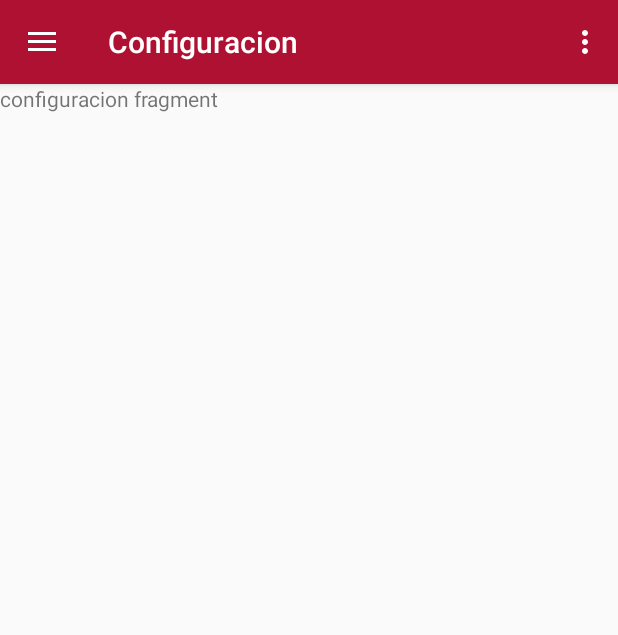
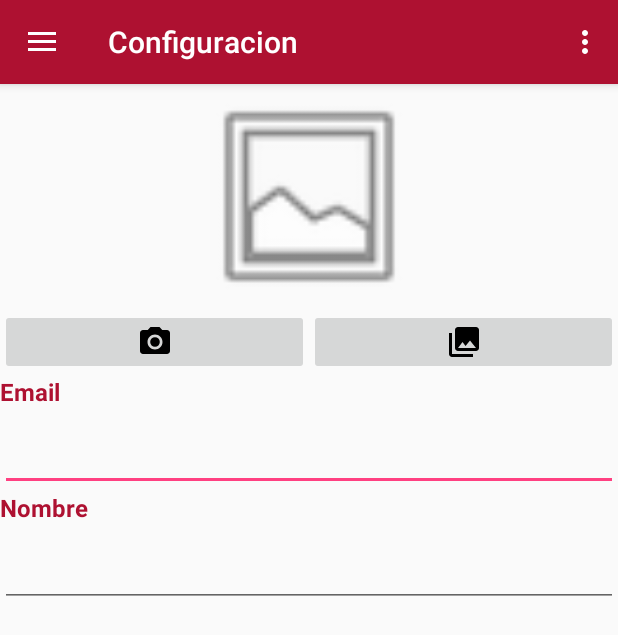
Before and after one commit to UTN-FRBA-Mobile/UTNApp, an Android app: the screen it shows after launch once a user with an empty profile is signed in (MainActivity), in the side drawer, after a tap on "Configuración", on a phone screen of 412 x 824 dp. Shown: the top 635 px of the screen. Run offline under Robolectric (Android 15) with nearby library versions, the phone set to English and light mode, and no system bars; our stand-ins replace Firebase (no records; nobody signed in at launch, a user with empty details on screens opened directly); 2 statements that could not run were skipped.

Commit message:
Modifico layout de página de presentación

```diff
--- a/app/src/main/java/mobile20171c/utnapp/ConfiguracionFragment.java
+++ b/app/src/main/java/mobile20171c/utnapp/ConfiguracionFragment.java
@@ -1,16 +1,26 @@
+
 package mobile20171c.utnapp;
 
+import android.content.pm.PackageManager;
 import android.os.Bundle;
+import android.support.annotation.Nullable;
+import android.support.design.widget.NavigationView;
+import android.support.v4.app.ActivityCompat;
 import android.support.v4.app.Fragment;
+import android.support.v4.content.ContextCompat;
 import android.view.LayoutInflater;
 import android.view.View;
 import android.view.ViewGroup;
+import android.widget.EditText;
+import android.widget.TextView;
+import android.widget.Toast;
 
+import com.google.firebase.auth.FirebaseAuth;
+import com.google.firebase.auth.FirebaseUser;
 
-/**
- * A simple {@link Fragment} subclass.
- */
 public class ConfiguracionFragment extends Fragment {
+
+    private FirebaseAuth mAuth;
 
     public ConfiguracionFragment() {
         // Required empty public constructor
@@ -27,4 +37,23 @@ public class ConfiguracionFragment extends Fragment {
         return inflater.inflate(R.layout.fragment_configuracion, container, false);
     }
 
+    @Override
+    public void onCreate(@Nullable Bundle savedInstanceState) {
+        super.onCreate(savedInstanceState);
+
+        mAuth = FirebaseAuth.getInstance();
+    }
+
+    @Override
+    public void onViewCreated(View view, @Nullable Bundle savedInstanceState) {
+        super.onViewCreated(view, savedInstanceState);
+        FirebaseUser user = mAuth.getCurrentUser();
+
+        EditText etEmail = (EditText)view.findViewById(R.id.editTextEmail);
+        EditText etNombre = (EditText)view.findViewById(R.id.editTextNombre);
+
+        etEmail.setText(user.getEmail());
+        etNombre.setText(user.getDisplayName());
+    }
+
 }
--- a/app/src/main/res/layout/fragment_configuracion.xml
+++ b/app/src/main/res/layout/fragment_configuracion.xml
@@ -1,13 +1,65 @@
-<FrameLayout xmlns:android="http://schemas.android.com/apk/res/android"
+<ScrollView xmlns:android="http://schemas.android.com/apk/res/android"
+    xmlns:app="http://schemas.android.com/apk/res-auto"
     xmlns:tools="http://schemas.android.com/tools"
     android:layout_width="match_parent"
     android:layout_height="match_parent"
+    android:layout_weight="1"
     tools:context="mobile20171c.utnapp.ConfiguracionFragment">
 
-    <!-- TODO: Update blank fragment layout -->
-    <TextView
+    <LinearLayout
         android:layout_width="match_parent"
         android:layout_height="match_parent"
-        android:text="@string/hello_configuracion_fragment" />
+        android:orientation="vertical">
 
-</FrameLayout>
+    <ImageView
+        android:id="@+id/imageView3"
+        android:layout_width="match_parent"
+        android:layout_height="150dp"
+        app:srcCompat="@android:drawable/ic_menu_gallery" />
+
+
+
+        <LinearLayout
+            android:layout_width="match_parent"
+            android:orientation="horizontal"
+            android:layout_height="wrap_content"
+            android:layout_weight="1">
+
+            <ImageButton
+                android:id="@+id/btnCamara"
+                android:layout_width="match_parent"
+                android:layout_height="wrap_content"
+                android:layout_weight="0.5"
+                app:srcCompat="@drawable/ic_menu_camera" />
+
+            <ImageButton
+                android:id="@+id/imageButton3"
+                android:layout_width="match_parent"
+                android:layout_height="wrap_content"
+                android:layout_weight="0.5"
+                app:srcCompat="@drawable/ic_menu_gallery" />
+        </LinearLayout>
+
+        <TextView
+        android:layout_width="match_parent"
+        android:layout_height="wrap_content"
+        android:text="@string/emailUsuario"
+        style="@style/AppThemeFormLabel"/>
+
+    <EditText
+        android:id="@+id/editTextEmail"
+        android:layout_width="match_parent"
+        android:layout_height="wrap_content" />
+
+        <TextView
+            android:layout_width="match_parent"
+            android:layout_height="wrap_content"
+            android:text="@string/nombreUsuario"
+            style="@style/AppThemeFormLabel"/>
+
+        <EditText
+            android:id="@+id/editTextNombre"
+            android:layout_width="match_parent"
+            android:layout_height="wrap_content" />
+    </LinearLayout>
+</ScrollView>
--- a/app/src/main/res/values/strings.xml
+++ b/app/src/main/res/values/strings.xml
@@ -27,7 +27,6 @@
 
     <string name="hello_noticias_fragment">noticias fragment</string>
     <string name="hello_calendario_fragment">calendario fragment</string>
-    <string name="hello_configuracion_fragment">configuracion fragment</string>
     <string name="hello_cursos_fragment">Mis Cursos</string>
     <string name="auth_failed">Ha fallado la autenticación del usuario</string>
     <string name="registrarse">Registrarse</string>
@@ -47,4 +46,7 @@
     <string name="cursos_fechas">Fechas</string>
     <string name="mensaje_hint">Mensaje...</string>
     <string name="enviar">Enviar</string>
+    <string name="emailUsuario">Email</string>
+    <string name="nombreUsuario">Nombre</string>
+    <string name="permisoRequerido">Permisos requeridos faltantes</string>
 </resources>
```
